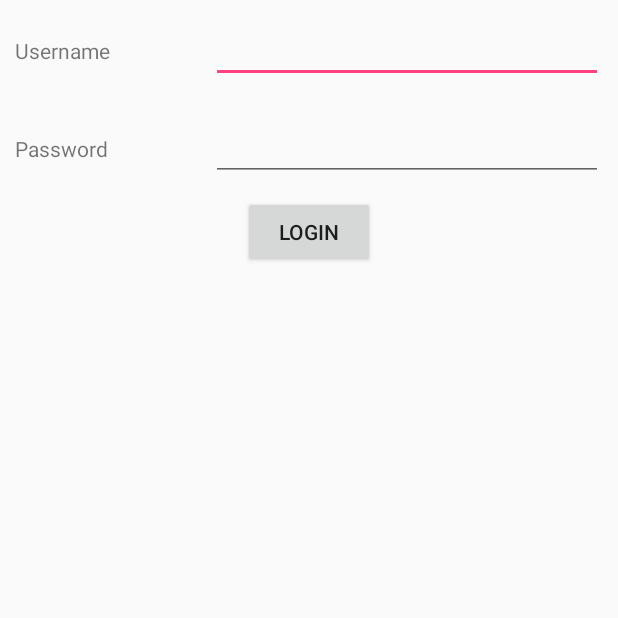
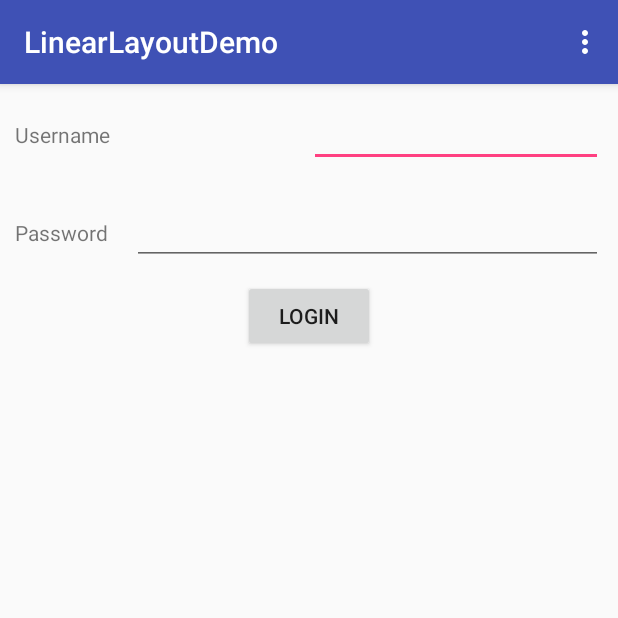
Before and after one commit to zaifrun/LinearLayoutDemo, an Android app: the screen it shows after launch (MainActivity), on a phone screen of 412 x 824 dp, the top half of it. Run offline under Robolectric (Android 15) with nearby library versions, the phone set to English and light mode, and no system bars.

Commit message:
updated to AppCompatActivity

```diff
--- a/app/src/main/java/org/pondar/linearlayoutdemo/MainActivity.java
+++ b/app/src/main/java/org/pondar/linearlayoutdemo/MainActivity.java
@@ -2,9 +2,10 @@ package org.pondar.linearlayoutdemo;
 
 import android.os.Bundle;
 import android.app.Activity;
+import android.support.v7.app.AppCompatActivity;
 import android.view.Menu;
 
-public class MainActivity extends Activity {
+public class MainActivity extends AppCompatActivity {
 
 	@Override
 	protected void onCreate(Bundle savedInstanceState) {
--- a/app/src/main/res/layout/activity_main.xml
+++ b/app/src/main/res/layout/activity_main.xml
@@ -7,38 +7,38 @@
         android:layout_width="match_parent"
         android:layout_height="wrap_content"
         android:orientation="horizontal"
-        android:weightSum="3"
+        android:weightSum="100"
         android:padding="10dp" >
 
         <TextView
             android:layout_width="0dp"
             android:layout_height="wrap_content"
-            android:layout_weight="1"
+            android:layout_weight="50"
             android:text="@string/username" />
 
         <EditText
             android:layout_width="0dp"
             android:layout_height="wrap_content"
-            android:layout_weight="2" />
+            android:layout_weight="50" />
     </LinearLayout>
 
     <LinearLayout
         android:layout_width="match_parent"
         android:layout_height="wrap_content"
-        android:weightSum="3"
+        android:weightSum="100"
         android:orientation="horizontal"
         android:padding="10dp" >
 
         <TextView
             android:layout_width="0dp"
             android:layout_height="wrap_content"
-            android:layout_weight="1"
+            android:layout_weight="20"
             android:text="@string/password" />
 
         <EditText
             android:layout_width="0dp"
             android:layout_height="wrap_content"
-            android:layout_weight="2" />
+            android:layout_weight="80" />
     </LinearLayout>
 
     <Button
```
